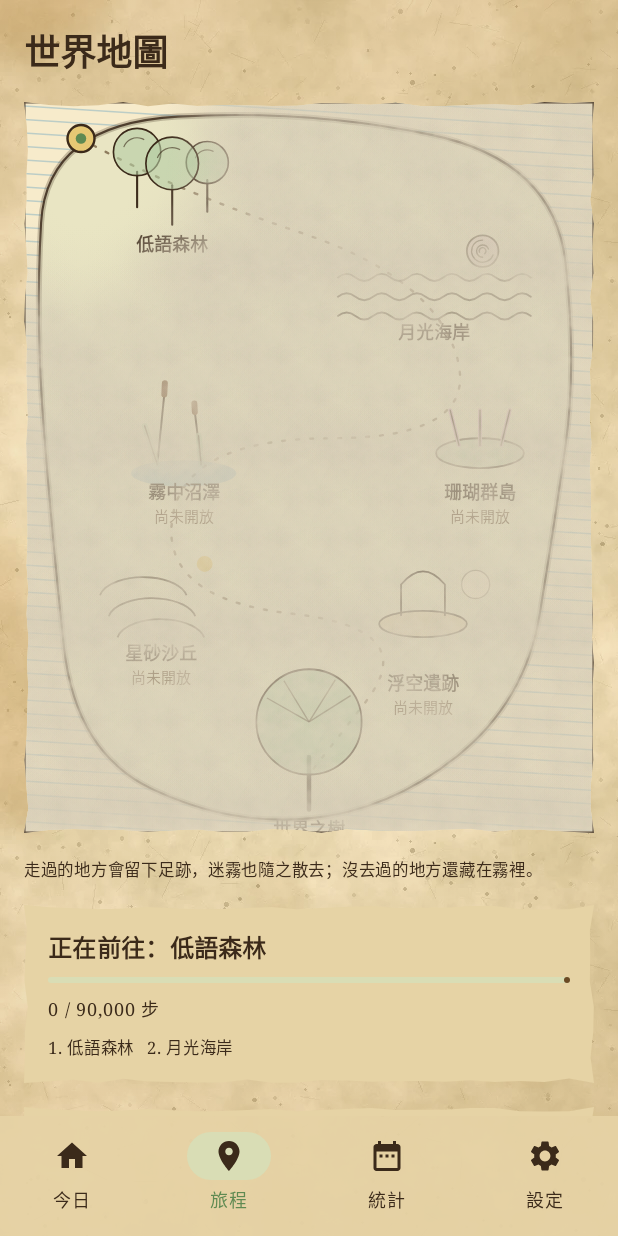
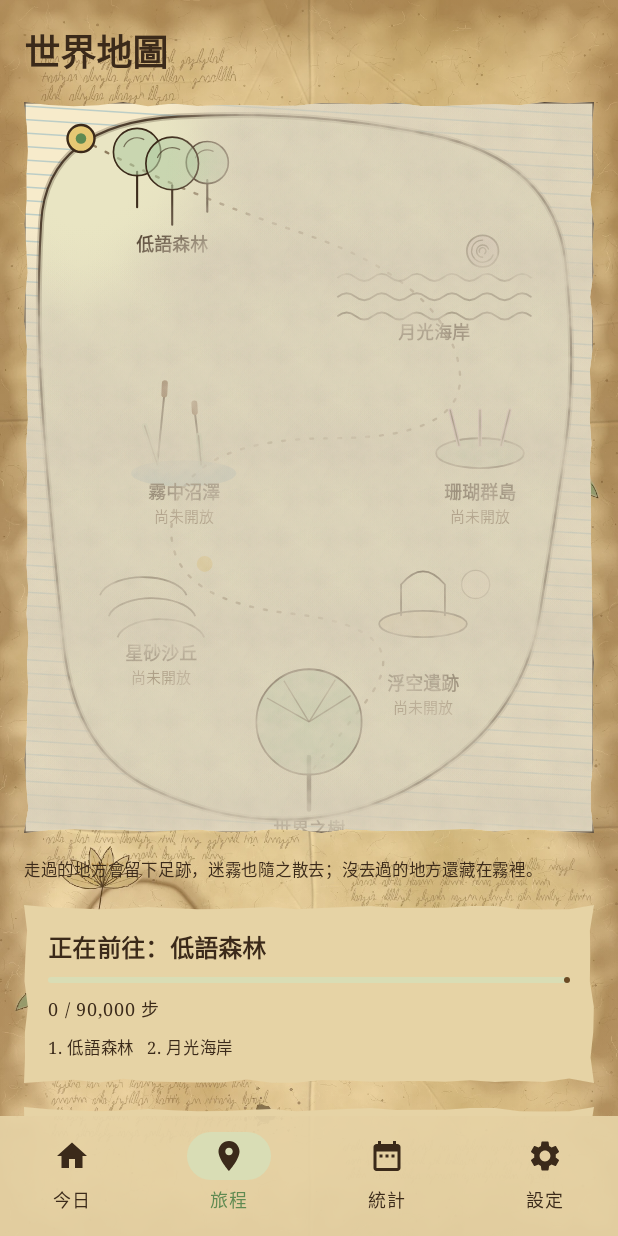
Before and after one commit to LiSh-chen/ForClaude2, an Android app built with Jetpack Compose: the composable AppRoot shown on its own in the app's theme, item 2 of the bottom bar chosen, on a phone screen of 412 x 824 dp. Run offline under Robolectric (Android 15) with nearby library versions, the phone set to English and light mode, and no system bars; our stand-ins replace Room's generated code.

Commit message:
Back to the botanical parchment style (A): painted compass case/face dial and paper page background; export hero scene and page art
Co-Authored-By: Claude Sonnet 5.5 <noreply@anthropic.com>
Claude-Session: https://claude.ai/code/session_01JdnZfnnjZFpnoB4FAXAtKB

```diff
--- a/android/app/src/main/kotlin/com/starmist/walker/ui/Compass.kt
+++ b/android/app/src/main/kotlin/com/starmist/walker/ui/Compass.kt
@@ -4,7 +4,13 @@ import androidx.compose.animation.core.animateFloatAsState
 import androidx.compose.foundation.Canvas
 import androidx.compose.foundation.layout.Box
 import androidx.compose.foundation.layout.Column
+import androidx.compose.foundation.layout.fillMaxSize
+import androidx.compose.foundation.layout.padding
 import androidx.compose.foundation.layout.size
+import androidx.compose.foundation.layout.width
+import androidx.compose.foundation.layout.height
+import androidx.compose.ui.unit.IntOffset
+import androidx.compose.ui.unit.IntSize
 import androidx.compose.material3.MaterialTheme
 import androidx.compose.material3.Text
 import androidx.compose.runtime.Composable
@@ -39,6 +45,37 @@ fun CompassDial(steps: Long, goal: Int, progress: Double, modifier: Modifier = M
     val animated by animateFloatAsState(progress.coerceIn(0.0, 1.0).toFloat(), label = "compass")
     val measurer = rememberTextMeasurer()
     val letterStyle = TextStyle(fontFamily = FontFamily.Serif, fontWeight = FontWeight.Bold, fontSize = 12.sp, color = Vintage.ink.copy(alpha = 0.75f))
+
+    val caseArt = rememberArt("compass_case")
+    val faceArt = rememberArt("compass_face")
+    if (caseArt != null && faceArt != null) {
+        // Painted brass case over a painted dial; the progress arc runs in the ring between them.
+        Box(modifier.width(300.dp).height(300.dp * 1120f / 1024f), contentAlignment = Alignment.TopCenter) {
+            Canvas(Modifier.fillMaxSize()) {
+                val k = size.width / 1024f
+                val center = Offset(512f * k, 638.4f * k)
+                val faceSide = (590f * k).toInt()
+                drawImage(
+                    faceArt,
+                    dstOffset = IntOffset((center.x - faceSide / 2f).toInt(), (center.y - faceSide / 2f).toInt()),
+                    dstSize = IntSize(faceSide, faceSide),
+                )
+                val track = 270f * k
+                val stroke = 20f * k
+                val topLeft = Offset(center.x - track, center.y - track)
+                val arcSize = Size(track * 2, track * 2)
+                drawArc(Vintage.brassDark.copy(alpha = 0.2f), 0f, 360f, false, topLeft, arcSize, style = Stroke(stroke))
+                if (animated > 0f) drawArc(Vintage.moss, -90f, 360f * animated, false, topLeft, arcSize, style = Stroke(stroke, cap = StrokeCap.Round))
+                drawImage(caseArt, dstSize = IntSize(size.width.toInt(), size.height.toInt()))
+            }
+            Column(Modifier.padding(top = 300.dp * 0.57f * 1120f / 1024f - 44.dp), horizontalAlignment = Alignment.CenterHorizontally) {
+                Text(steps.withCommas(), fontSize = 38.sp, fontWeight = FontWeight.Bold, fontFamily = FontFamily.Serif, color = Vintage.ink)
+                Text("/ ${goal.toLong().withCommas()} 步", style = MaterialTheme.typography.bodyMedium)
+                Text("${(progress * 100).roundToInt()}%", style = MaterialTheme.typography.titleMedium)
+            }
+        }
+        return
+    }
 
     Box(modifier.size(300.dp), contentAlignment = Alignment.Center) {
         Canvas(Modifier.size(300.dp)) {
--- a/android/app/src/main/kotlin/com/starmist/walker/ui/MainActivity.kt
+++ b/android/app/src/main/kotlin/com/starmist/walker/ui/MainActivity.kt
@@ -131,7 +131,7 @@ private fun AppRoot(vm: AppViewModel = viewModel()) {
     }
 
     Scaffold(
-        modifier = Modifier.parchmentTexture(rememberArt("parchment_tile")),
+        modifier = Modifier.parchmentTexture(rememberArt("paper_page") ?: rememberArt("parchment_tile")),
         containerColor = androidx.compose.ui.graphics.Color.Transparent,
         snackbarHost = { SnackbarHost(snackbar) },
         bottomBar = {
--- a/android/app/src/main/kotlin/com/starmist/walker/ui/Theme.kt
+++ b/android/app/src/main/kotlin/com/starmist/walker/ui/Theme.kt
@@ -160,10 +160,18 @@ fun Modifier.parchmentTexture(tile: ImageBitmap? = null): Modifier = drawWithCac
         radius = hypot(width, height) / 2,
     )
     // A painted paper tile from the asset library, if there is one; otherwise draw the texture in code.
-    val paper = tile?.let { ShaderBrush(ImageShader(it, TileMode.Repeated, TileMode.Repeated)) }
     onDrawBehind {
-        if (paper != null) {
-            drawRect(paper)
+        if (tile != null) {
+            // A painted full-page paper: scale to cover the screen and crop the overflow.
+            val scale = maxOf(width / tile.width, height / tile.height)
+            val srcW = (width / scale).toInt().coerceAtMost(tile.width)
+            val srcH = (height / scale).toInt().coerceAtMost(tile.height)
+            drawImage(
+                tile,
+                srcOffset = androidx.compose.ui.unit.IntOffset((tile.width - srcW) / 2, (tile.height - srcH) / 2),
+                srcSize = androidx.compose.ui.unit.IntSize(srcW, srcH),
+                dstSize = androidx.compose.ui.unit.IntSize(width.toInt(), height.toInt()),
+            )
         } else {
             drawRect(Vintage.parchment)
             stains.forEach { (center, radius, alpha) -> drawCircle(Vintage.stain.copy(alpha = alpha), radius, center) }
```
Also changed, not shown: android/app/src/main/res/drawable-nodpi/art_compass_case.webp, android/app/src/main/res/drawable-nodpi/art_compass_face.webp, android/app/src/main/res/drawable-nodpi/art_hero_scene.webp (added), android/app/src/main/res/drawable-nodpi/art_paper_page.webp (added).
